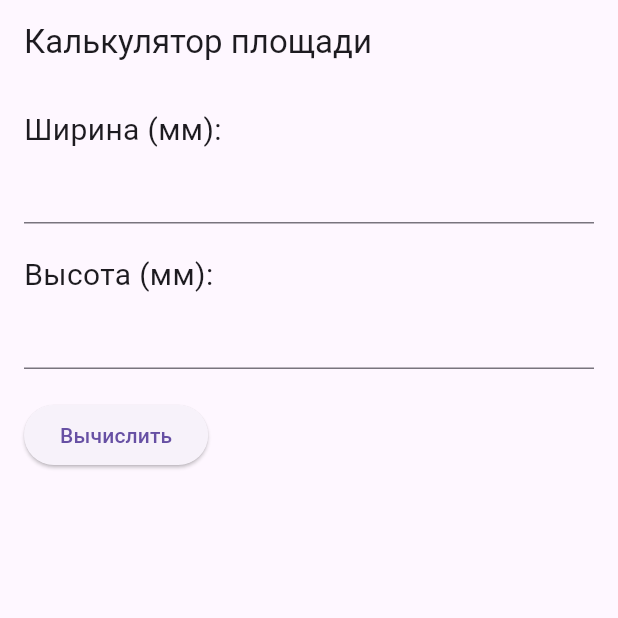
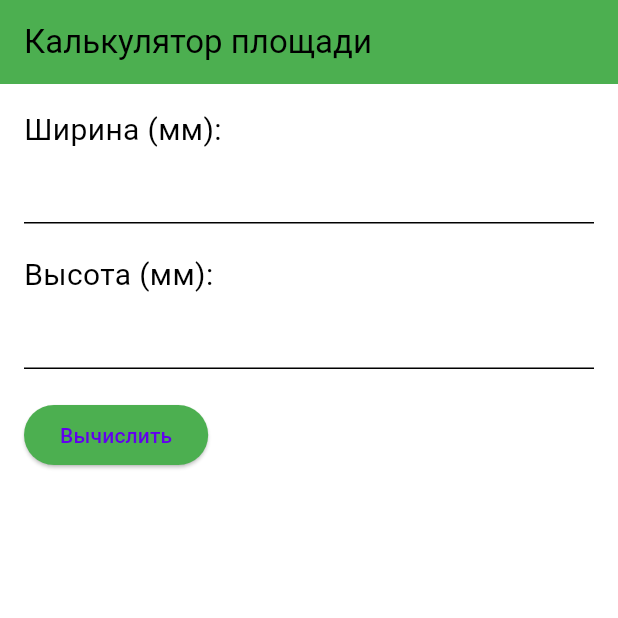
Before and after one commit to NikVlasov20/mobile_dev, a Flutter app: the screen it shows after launch, on a phone screen of 412 x 824 dp, the top half of it. Run offline on Flutter 3.47's test engine with Material 3 defaults, Android fonts, the phone set to English and light mode, and no system bars.

Commit message:
fix:colors_background

```diff
--- a/lab6/lib/main.dart
+++ b/lab6/lib/main.dart
@@ -9,7 +9,13 @@ class MyApp extends StatelessWidget {
   Widget build(BuildContext context) {
     return MaterialApp(
       title: 'Калькулятор площади',
-      theme: ThemeData(primarySwatch: Colors.green),
+      theme: ThemeData(
+        primaryColor: Colors.green, // Основной цвет
+        colorScheme: ColorScheme.light(secondary: Colors.green), // Цвет акцента
+        appBarTheme: AppBarTheme(
+          color: Colors.green, // Цвет заголовка
+        ),
+      ),
       home: MyHomePage(),
     );
   }
@@ -43,7 +49,9 @@ class _MyHomePageState extends State<MyHomePage> {
   @override
   Widget build(BuildContext context) {
     return Scaffold(
-      appBar: AppBar(title: Text('Калькулятор площади')),
+      appBar: AppBar(
+        title: Text('Калькулятор площади'),
+      ),
       body: Padding(
         padding: EdgeInsets.all(16.0),
         child: Form(
@@ -51,7 +59,10 @@ class _MyHomePageState extends State<MyHomePage> {
           child: Column(
             crossAxisAlignment: CrossAxisAlignment.start,
             children: <Widget>[
-              Text('Ширина (мм):', style: TextStyle(fontSize: 20.0)),
+              Text(
+                'Ширина (мм):',
+                style: TextStyle(fontSize: 20.0),
+              ),
               TextFormField(
                 controller: _widthController,
                 validator: (value) {
@@ -67,7 +78,10 @@ class _MyHomePageState extends State<MyHomePage> {
                 keyboardType: TextInputType.number,
               ),
               SizedBox(height: 20.0),
-              Text('Высота (мм):', style: TextStyle(fontSize: 20.0)),
+              Text(
+                'Высота (мм):',
+                style: TextStyle(fontSize: 20.0),
+              ),
               TextFormField(
                 controller: _heightController,
                 validator: (value) {
@@ -85,6 +99,9 @@ class _MyHomePageState extends State<MyHomePage> {
               SizedBox(height: 20.0),
               ElevatedButton(
                 onPressed: _calculateArea,
+                style: ElevatedButton.styleFrom(
+                  backgroundColor: Colors.green, // Цвет кнопки
+                ),
                 child: Text('Вычислить'),
               ),
             ],
```
